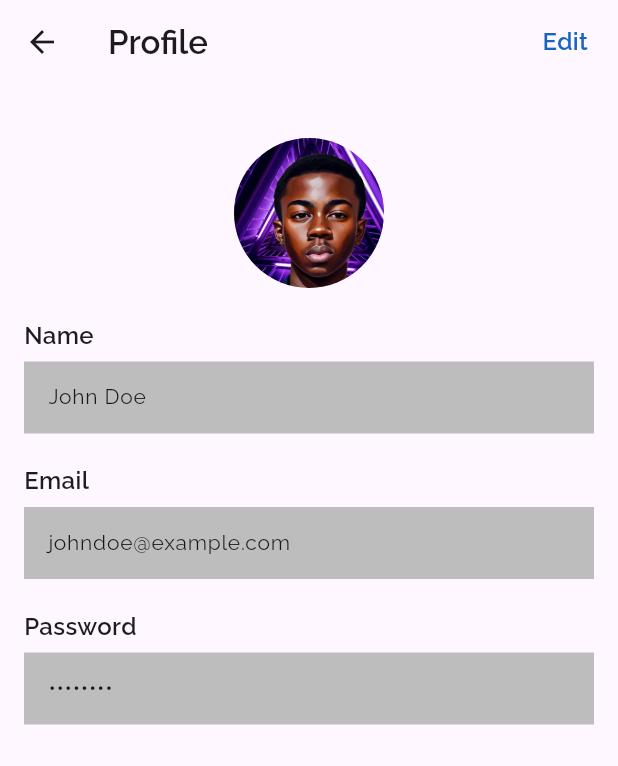
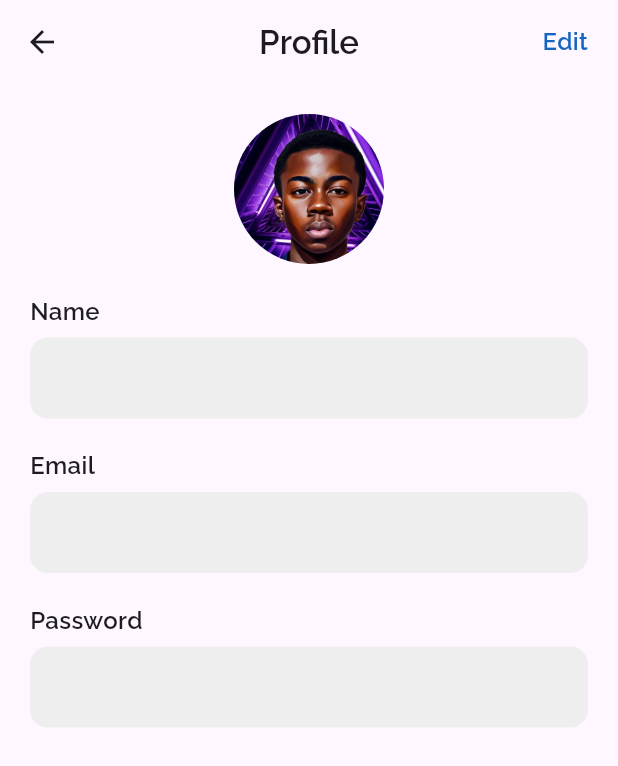
Before and after one commit to kalejaiyeoluwadara/nike_app, a Flutter app: the ProfilePage screen opened by its route, on a phone screen of 412 x 824 dp. Shown: the top 766 px of the screen. Run offline on Flutter 3.47's test engine with Material 3 defaults, Android fonts, the phone set to English and light mode, and no system bars; our stand-ins replace curved_navigation_bar, flutter_svg, google_fonts, google_nav_bar.

Commit message:
Refactor ProfilePage layout for improved usability and aesthetics

```diff
--- a/lib/pages/profile_page.dart
+++ b/lib/pages/profile_page.dart
@@ -13,6 +13,7 @@ class _ProfilePageState extends State<ProfilePage> {
   Widget build(BuildContext context) {
     return Scaffold(
       appBar: AppBar(
+        centerTitle: true,
         title: Text(
           'Profile',
           style: GoogleFonts.raleway(
@@ -41,8 +42,9 @@ class _ProfilePageState extends State<ProfilePage> {
           ),
         ],
       ),
-      body: Padding(
-        padding: const EdgeInsets.all(16.0),
+      body: SingleChildScrollView(
+        child: Padding(
+          padding: const EdgeInsets.symmetric(horizontal: 20.0),
           child: Column(
             children: [
               const SizedBox(height: 20),
@@ -55,25 +57,23 @@ class _ProfilePageState extends State<ProfilePage> {
               // Name Input
               buildInputField(
                 label: 'Name',
-              initialValue: 'John Doe',
                 isEditable: isEditable,
               ),
               const SizedBox(height: 20),
               // Email Input
               buildInputField(
                 label: 'Email',
-              initialValue: 'johndoe@example.com',
                 isEditable: isEditable,
               ),
               const SizedBox(height: 20),
               // Password Input
               buildInputField(
                 label: 'Password',
-              initialValue: '••••••••',
                 isEditable: isEditable,
                 obscureText: true,
               ),
             ],
+          ),
         ),
       ),
     );
@@ -81,7 +81,6 @@ class _ProfilePageState extends State<ProfilePage> {
 
   Widget buildInputField({
     required String label,
-    required String initialValue,
     required bool isEditable,
     bool obscureText = false,
   }) {
@@ -97,18 +96,21 @@ class _ProfilePageState extends State<ProfilePage> {
         ),
         const SizedBox(height: 6),
         TextField(
-          controller: TextEditingController(text: initialValue),
+          controller: TextEditingController(text: ''),
           obscureText: obscureText,
           enabled: isEditable,
           decoration: InputDecoration(
             filled: true,
-            fillColor: Colors.grey.shade400,
-            border: InputBorder.none,
+            fillColor: Colors.grey.shade200,
+            border: OutlineInputBorder(
+              borderRadius: BorderRadius.circular(12),
+              borderSide: BorderSide.none,
+            ),
             contentPadding:
                 const EdgeInsets.symmetric(vertical: 12, horizontal: 12),
           ),
           style: GoogleFonts.raleway(
-            fontSize: 14,
+            fontSize: 20,
             color: Colors.black87,
           ),
         ),
```
Lines whose indentation alone changed are shown as unchanged.
